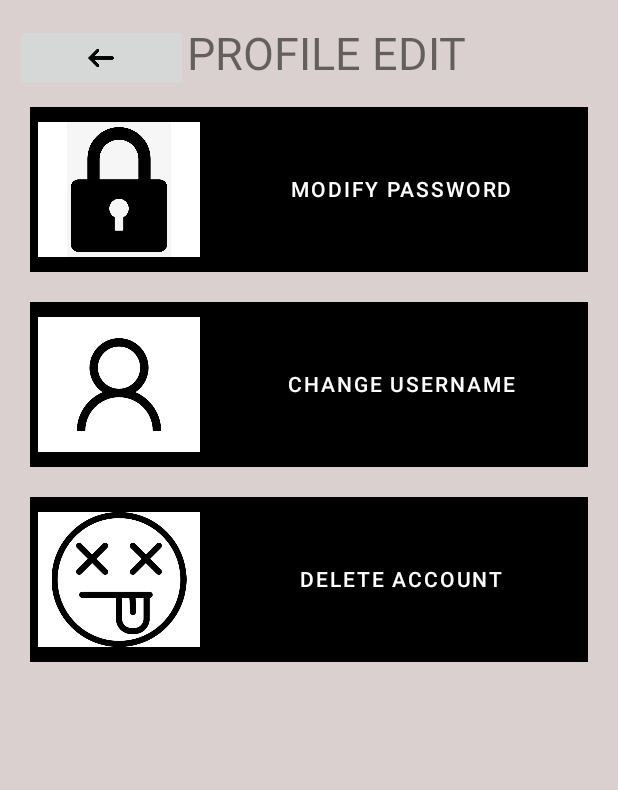
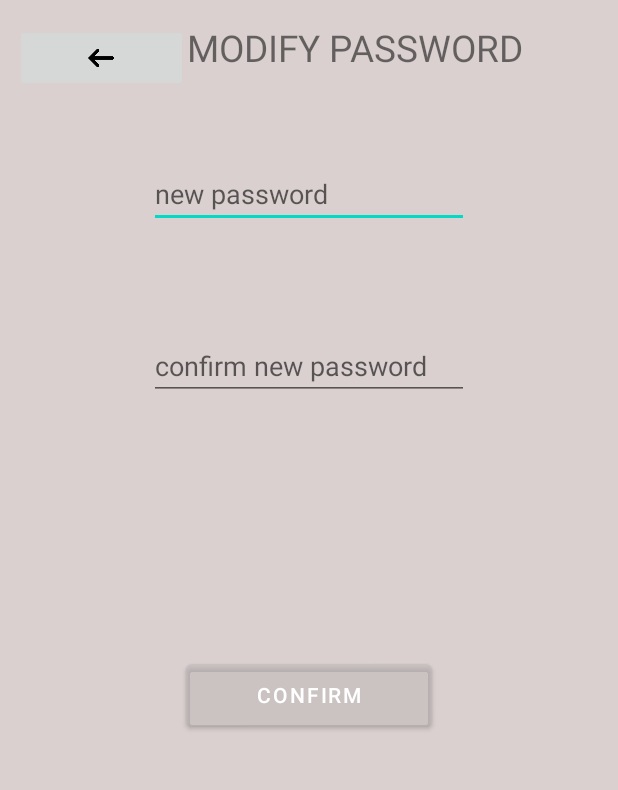
Before and after one commit to SaqibAhmadSyed/AppDev2-Project, an Android app: the ProfileEdit screen opened directly, with no data from a screen before it, after a tap on "MODIFY PASSWORD", on a phone screen of 412 x 824 dp, the part 148-938 px from its top. Run offline under Robolectric (Android 15) with nearby library versions, the phone set to English and light mode, and no system bars; our stand-ins replace Firebase (no records; nobody signed in at launch, a user with empty details on screens opened directly).

Commit message:
fully synced

```diff
--- a/app/build.gradle
+++ b/app/build.gradle
@@ -26,6 +26,9 @@ android {
         sourceCompatibility JavaVersion.VERSION_1_8
         targetCompatibility JavaVersion.VERSION_1_8
     }
+    buildFeatures {
+        viewBinding true
+    }
 }
 
 dependencies {
@@ -36,6 +39,7 @@ dependencies {
     implementation 'com.google.firebase:firebase-auth:19.2.0'
     implementation 'com.google.firebase:firebase-database:20.1.0'
     implementation 'com.firebaseui:firebase-ui-database:8.0.2'
+    implementation 'com.google.android.gms:play-services-maps:18.1.0'
     testImplementation 'junit:junit:4.13.2'
     androidTestImplementation 'androidx.test.ext:junit:1.1.4'
     androidTestImplementation 'androidx.test.espresso:espresso-core:3.5.0'
@@ -44,8 +48,10 @@ dependencies {
     implementation 'com.google.firebase:firebase-database:19.3.1'
     implementation 'com.google.android.material:material:1.1.0'
     implementation 'com.firebaseui:firebase-ui-database:6.2.1'
+    implementation 'com.google.android.gms:play-services-location:21.0.1'
     implementation 'com.squareup.retrofit2:retrofit:2.1.0'
     implementation 'com.squareup.retrofit2:converter-gson:2.1.0'
     implementation 'com.github.bumptech.glide:glide:4.11.0'
     annotationProcessor 'com.github.bumptech.glide:compiler:4.11.0'
+    implementation 'com.google.android.gms:play-services-location:21.0.1'
 }
--- /dev/null
+++ b/app/src/main/java/com/example/horizon/ModifyPassword.java
@@ -0,0 +1,84 @@
+package com.example.horizon;
+
+import androidx.annotation.NonNull;
+import androidx.appcompat.app.AppCompatActivity;
+
+import android.app.Activity;
+import android.content.Intent;
+import android.os.Bundle;
+import android.text.TextUtils;
+import android.util.Log;
+import android.view.View;
+import android.view.Window;
+import android.view.WindowManager;
+import android.widget.Button;
+import android.widget.EditText;
+import android.widget.ImageButton;
+import android.widget.TextView;
+import android.widget.Toast;
+
+import com.google.firebase.database.DataSnapshot;
+import com.google.firebase.database.DatabaseError;
+import com.google.firebase.database.DatabaseReference;
+import com.google.firebase.database.FirebaseDatabase;
+import com.google.firebase.database.ValueEventListener;
+
+public class ModifyPassword extends AppCompatActivity {
+    TextView username;
+    EditText newPassword, confirmPassword;
+    ImageButton back;
+    Button update;
+    DatabaseReference db;
+
+
+    @Override
+    protected void onCreate(Bundle savedInstanceState) {
+        super.onCreate(savedInstanceState);
+        requestWindowFeature(Window.FEATURE_NO_TITLE);
+        this.getWindow().setFlags(WindowManager.LayoutParams.FLAG_FULLSCREEN, WindowManager.LayoutParams.FLAG_FULLSCREEN);
+        getSupportActionBar().hide();
+        setContentView(R.layout.activity_modify_password);
+
+        newPassword = findViewById(R.id.newPassword);
+        confirmPassword = findViewById(R.id.confirmPassword);
+        back = findViewById(R.id.back);
+        update = findViewById(R.id.updatePassword);
+        username = findViewById(R.id.username);
+        String str = getIntent().getStringExtra("key");
+        username.setText(str);
+
+        db = FirebaseDatabase.getInstance().getReference("users");
+
+        back.setOnClickListener(new View.OnClickListener() {
+            @Override
+            public void onClick(View view) {
+                Intent i = new Intent(ModifyPassword.this, ProfileEdit.class);
+                i.putExtra("key", str);
+                startActivity(i);
+            }
+        });
+
+        update.setOnClickListener(new View.OnClickListener() {
+            @Override
+            public void onClick(View view) {
+                if (TextUtils.isEmpty(newPassword.getText().toString())){
+                    Toast.makeText(ModifyPassword.this, "New password cannot be empty", Toast.LENGTH_SHORT).show();
+                    return;
+                }
+                if (TextUtils.isEmpty(confirmPassword.getText().toString())){
+                    Toast.makeText(ModifyPassword.this, "Password confirmation cannot be empty", Toast.LENGTH_SHORT).show();
+                    return;
+                }
+                if (!newPassword.getText().toString().equals(confirmPassword.getText().toString())){
+                    Toast.makeText(ModifyPassword.this, "password does not match", Toast.LENGTH_SHORT).show();
+                    return;
+                }
+
+                db.child(str).child("password").setValue(confirmPassword.getText().toString());
+                Intent i = new Intent(ModifyPassword.this, ProfileEdit.class);
+                i.putExtra("key", str);
+                startActivity(i);
+            }
+        });
+    }
+}
--- a/app/src/main/java/com/example/horizon/ProfileEdit.java
+++ b/app/src/main/java/com/example/horizon/ProfileEdit.java
@@ -61,9 +61,9 @@ public class ProfileEdit extends AppCompatActivity {
         modifyPwd.setOnClickListener(new View.OnClickListener() {
             @Override
             public void onClick(View view) {
-                Intent i = getIntent();
-                i.putExtra("key",str);
-                startActivity(i);
+                Intent intent = new Intent(ProfileEdit.this, ModifyPassword.class);
+                intent.putExtra("key",str);
+                startActivity(intent);
             }
         });
     }
--- /dev/null
+++ b/app/src/main/res/layout/activity_modify_password.xml
@@ -0,0 +1,141 @@
+<?xml version="1.0" encoding="utf-8"?>
+<androidx.constraintlayout.widget.ConstraintLayout xmlns:android="http://schemas.android.com/apk/res/android"
+    xmlns:app="http://schemas.android.com/apk/res-auto"
+    xmlns:tools="http://schemas.android.com/tools"
+    android:layout_width="match_parent"
+    android:layout_height="match_parent"
+    android:background="#DAD0D0"
+    tools:context=".ModifyPassword">
+
+    <LinearLayout
+        android:layout_width="match_parent"
+        android:layout_height="match_parent"
+        android:layout_margin="10dp"
+        android:orientation="vertical"
+        tools:layout_editor_absoluteX="16dp"
+        tools:layout_editor_absoluteY="3dp">
+        //LOGo
+
+        <RelativeLayout
+            android:layout_width="match_parent"
+            android:layout_height="150dp">
+
+
+            <TextView
+                android:layout_width="109dp"
+                android:layout_height="51dp"
+                android:layout_marginStart="20dp"
+                android:layout_marginTop="20dp"
+                android:layout_marginEnd="20dp"
+                android:layout_marginBottom="20dp"
+                android:background="#D58383"
+                android:gravity="center"
+                android:rotation="-20"
+                android:text="HORIZON GAME STORE">
+
+            </TextView>
+
+            <TextView
+                android:id="@+id/username"
+                android:layout_width="141dp"
+                android:layout_height="57dp"
+                android:layout_alignParentTop="true"
+                android:layout_alignParentRight="true"
+                android:layout_marginTop="2dp"
+                android:layout_marginRight="78dp"
+                android:gravity="center"
+                android:hint="user"
+                android:textSize="25dp">
+
+            </TextView>
+
+            <ImageView
+                android:layout_width="76dp"
+                android:layout_height="56dp"
+                android:layout_alignParentTop="true"
+                android:layout_alignParentEnd="true"
+                android:layout_marginTop="2dp"
+                android:layout_marginEnd="0dp"
+                android:src="@drawable/gamecontroller">
+
+            </ImageView>
+
+            <ImageButton
+                android:id="@+id/back"
+                android:layout_width="115dp"
+                android:layout_height="45dp"
+                android:layout_alignParentBottom="true"
+                android:rotation="180"
+                android:scaleType="fitCenter"
+                android:src="@drawable/backarrow">
+
+            </ImageButton>
+
+            <TextView
+                android:layout_width="228dp"
+                android:layout_height="45dp"
+                android:layout_alignParentEnd="true"
+                android:layout_alignParentBottom="true"
+                android:layout_marginEnd="49dp"
+                android:layout_marginBottom="1dp"
+                android:text="MODIFY PASSWORD"
+                android:textSize="24.9dp" />
+
+
+        </RelativeLayout>
+        <RelativeLayout
+            android:layout_width="match_parent"
+            android:layout_height="500dp"
+            android:layout_margin="20dp">
+
+
+            <Button
+                android:id="@+id/updatePassword"
+                android:layout_width="164dp"
+                android:layout_height="53dp"
+                android:layout_alignParentBottom="true"
+                android:layout_centerHorizontal="true"
+                android:layout_marginStart="99dp"
+                android:layout_marginBottom="91dp"
+                android:backgroundTint="#4FBAB4B4"
+                android:text="CONFIRM"
+                app:layout_constraintBottom_toBottomOf="parent"
+                app:layout_constraintEnd_toEndOf="parent"
+                app:layout_constraintHorizontal_bias="0.497"
+                app:layout_constraintStart_toStartOf="parent"
+                app:layout_constraintTop_toTopOf="parent"
+                app:layout_constraintVertical_bias="0.901" />
+
+            <EditText
+                android:id="@+id/newPassword"
+                android:layout_width="wrap_content"
+                android:layout_height="wrap_content"
+                android:layout_centerHorizontal="true"
+                android:layout_marginStart="95dp"
+                android:layout_marginTop="25dp"
+                android:ems="10"
+                android:hint="new password"
+                android:inputType="textPersonName"
+
+
+                app:layout_constraintEnd_toEndOf="parent"
+                app:layout_constraintHorizontal_bias="0.452"
+                app:layout_constraintStart_toStartOf="parent"
+                app:layout_constraintTop_toTopOf="parent"
+                app:layout_constraintVertical_bias="0.242" />
+
+            <EditText
+                android:id="@+id/confirmPassword"
+                android:layout_width="wrap_content"
+                android:layout_height="wrap_content"
+                android:layout_alignParentTop="true"
+                android:layout_centerHorizontal="true"
+                android:layout_marginStart="62dp"
+                android:layout_marginTop="140dp"
+                android:ems="10"
+                android:hint="confirm new password"
+                android:inputType="textPersonName"></EditText>
+
+        </RelativeLayout>
+    </LinearLayout>
+</androidx.constraintlayout.widget.ConstraintLayout>
--- a/app/src/main/res/values/themes.xml
+++ b/app/src/main/res/values/themes.xml
@@ -13,4 +13,13 @@
         <item name="android:statusBarColor" tools:targetApi="l">?attr/colorPrimaryVariant</item>
         <!-- Customize your theme here. -->
     </style>
+
+    <style name="Theme.Horizon.NoActionBar">
+        <item name="windowActionBar">false</item>
+        <item name="windowNoTitle">true</item>
+    </style>
+
+    <style name="Theme.Horizon.AppBarOverlay" parent="ThemeOverlay.AppCompat.Dark.ActionBar" />
+
+    <style name="Theme.Horizon.PopupOverlay" parent="ThemeOverlay.AppCompat.Light" />
 </resources>
```
Also changed, not shown: app/src/main/AndroidManifest.xml (+23 -0 lines), app/src/main/java/com/example/horizon/FindStore.java (added, +130 -0 lines), app/src/main/java/com/example/horizon/Homepage.java (+11 -1 lines), app/src/main/res/layout/activity_find_store.xml (added, +95 -0 lines), app/src/main/res/values/strings.xml (+9 -0 lines).
